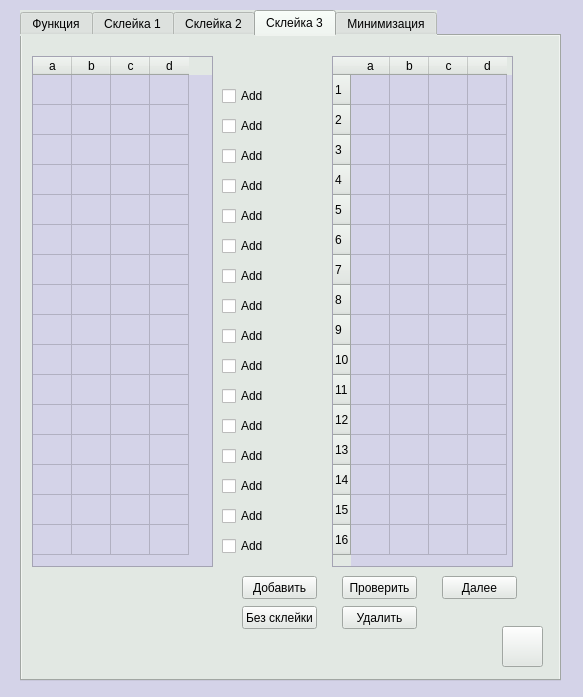
Qt form mainwindow.ui (AlexeyAleksandrov/minimizaciyaMetodomKvainaMacClassky) before a commit.
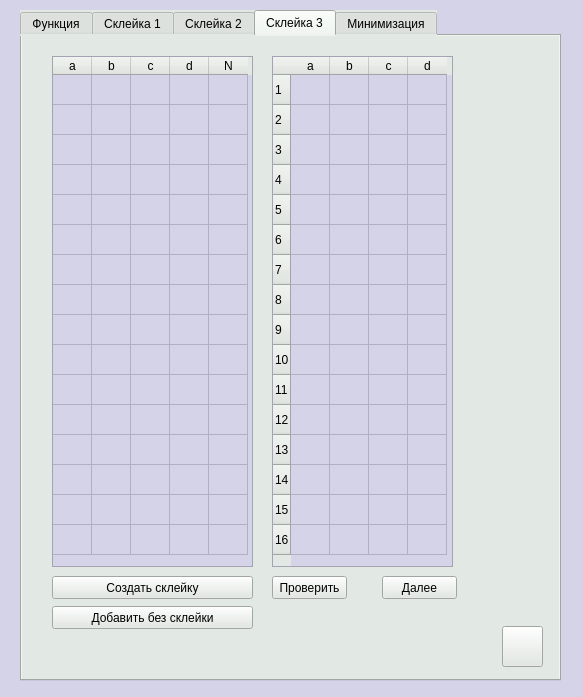
The same form after that commit. The open tabs and pages were chosen to show the change. Icons and pictures are not drawn.

What changed in the file:
```diff
--- a/mainwindow.ui
+++ b/mainwindow.ui
@@ -36,6 +36,12 @@
 
 QPushButton:disabled {
 	color: rgb(179, 179, 179);
+	background-color: rgb(227, 227, 227);
+}
+
+QPushButton:enabled {
+	color: rgb(0, 0, 0);
+	background-color: rgb(255, 255, 255);
 }
 
 QLineEdit {
@@ -1910,9 +1916,9 @@
      <widget class="QTableWidget" name="tableWidget_skleiki_2">
       <property name="geometry">
        <rect>
-        <x>10</x>
+        <x>30</x>
         <y>20</y>
-        <width>181</width>
+        <width>201</width>
         <height>511</height>
        </rect>
       </property>
@@ -2028,11 +2034,16 @@
         <string>d</string>
        </property>
       </column>
+      <column>
+       <property name="text">
+        <string>N</string>
+       </property>
+      </column>
      </widget>
      <widget class="QTableWidget" name="tableWidget_skleiki_3_editing">
       <property name="geometry">
        <rect>
-        <x>310</x>
+        <x>250</x>
         <y>20</y>
         <width>181</width>
         <height>511</height>
@@ -2151,7 +2162,7 @@
      <widget class="QPushButton" name="pushButton_nextStep_onesOnly_3">
       <property name="geometry">
        <rect>
-        <x>420</x>
+        <x>360</x>
         <y>540</y>
         <width>75</width>
         <height>23</height>
@@ -2164,33 +2175,20 @@
      <widget class="QPushButton" name="pushButton_add_skleyki_2">
       <property name="geometry">
        <rect>
-        <x>220</x>
+        <x>30</x>
         <y>540</y>
-        <width>75</width>
+        <width>201</width>
         <height>23</height>
        </rect>
       </property>
       <property name="text">
-       <string>Добавить</string>
-      </property>
-     </widget>
-     <widget class="QPushButton" name="pushButton_clearSkleyki_2">
-      <property name="geometry">
-       <rect>
-        <x>320</x>
-        <y>570</y>
-        <width>75</width>
-        <height>23</height>
-       </rect>
-      </property>
-      <property name="text">
-       <string>Удалить</string>
+       <string>Создать склейку</string>
       </property>
      </widget>
      <widget class="QPushButton" name="pushButton_proverka_skleyki_3_0">
       <property name="geometry">
        <rect>
-        <x>320</x>
+        <x>250</x>
         <y>540</y>
         <width>75</width>
         <height>23</height>
@@ -2200,225 +2198,17 @@
        <string>Проверить</string>
       </property>
      </widget>
-     <widget class="QCheckBox" name="checkBox_skleyka_2_0">
-      <property name="geometry">
-       <rect>
-        <x>200</x>
-        <y>50</y>
-        <width>70</width>
-        <height>20</height>
-       </rect>
-      </property>
-      <property name="text">
-       <string>Add</string>
-      </property>
-     </widget>
-     <widget class="QCheckBox" name="checkBox_skleyka_2_1">
-      <property name="geometry">
-       <rect>
-        <x>200</x>
-        <y>80</y>
-        <width>70</width>
-        <height>20</height>
-       </rect>
-      </property>
-      <property name="text">
-       <string>Add</string>
-      </property>
-     </widget>
-     <widget class="QCheckBox" name="checkBox_skleyka_2_2">
-      <property name="geometry">
-       <rect>
-        <x>200</x>
-        <y>110</y>
-        <width>70</width>
-        <height>20</height>
-       </rect>
-      </property>
-      <property name="text">
-       <string>Add</string>
-      </property>
-     </widget>
-     <widget class="QCheckBox" name="checkBox_skleyka_2_3">
-      <property name="geometry">
-       <rect>
-        <x>200</x>
-        <y>140</y>
-        <width>70</width>
-        <height>20</height>
-       </rect>
-      </property>
-      <property name="text">
-       <string>Add</string>
-      </property>
-     </widget>
-     <widget class="QCheckBox" name="checkBox_skleyka_2_4">
-      <property name="geometry">
-       <rect>
-        <x>200</x>
-        <y>170</y>
-        <width>70</width>
-        <height>20</height>
-       </rect>
-      </property>
-      <property name="text">
-       <string>Add</string>
-      </property>
-     </widget>
-     <widget class="QCheckBox" name="checkBox_skleyka_2_5">
-      <property name="geometry">
-       <rect>
-        <x>200</x>
-        <y>200</y>
-        <width>70</width>
-        <height>20</height>
-       </rect>
-      </property>
-      <property name="text">
-       <string>Add</string>
-      </property>
-     </widget>
-     <widget class="QCheckBox" name="checkBox_skleyka_2_6">
-      <property name="geometry">
-       <rect>
-        <x>200</x>
-        <y>230</y>
-        <width>70</width>
-        <height>20</height>
-       </rect>
-      </property>
-      <property name="text">
-       <string>Add</string>
-      </property>
-     </widget>
-     <widget class="QCheckBox" name="checkBox_skleyka_2_7">
-      <property name="geometry">
-       <rect>
-        <x>200</x>
-        <y>260</y>
-        <width>70</width>
-        <height>20</height>
-       </rect>
-      </property>
-      <property name="text">
-       <string>Add</string>
-      </property>
-     </widget>
-     <widget class="QCheckBox" name="checkBox_skleyka_2_8">
-      <property name="geometry">
-       <rect>
-        <x>200</x>
-        <y>290</y>
-        <width>70</width>
-        <height>20</height>
-       </rect>
-      </property>
-      <property name="text">
-       <string>Add</string>
-      </property>
-     </widget>
-     <widget class="QCheckBox" name="checkBox_skleyka_2_9">
-      <property name="geometry">
-       <rect>
-        <x>200</x>
-        <y>320</y>
-        <width>70</width>
-        <height>20</height>
-       </rect>
-      </property>
-      <property name="text">
-       <string>Add</string>
-      </property>
-     </widget>
-     <widget class="QCheckBox" name="checkBox_skleyka_2_10">
-      <property name="geometry">
-       <rect>
-        <x>200</x>
-        <y>350</y>
-        <width>70</width>
-        <height>20</height>
-       </rect>
-      </property>
-      <property name="text">
-       <string>Add</string>
-      </property>
-     </widget>
-     <widget class="QCheckBox" name="checkBox_skleyka_2_11">
-      <property name="geometry">
-       <rect>
-        <x>200</x>
-        <y>380</y>
-        <width>70</width>
-        <height>20</height>
-       </rect>
-      </property>
-      <property name="text">
-       <string>Add</string>
-      </property>
-     </widget>
-     <widget class="QCheckBox" name="checkBox_skleyka_2_12">
-      <property name="geometry">
-       <rect>
-        <x>200</x>
-        <y>410</y>
-        <width>70</width>
-        <height>20</height>
-       </rect>
-      </property>
-      <property name="text">
-       <string>Add</string>
-      </property>
-     </widget>
-     <widget class="QCheckBox" name="checkBox_skleyka_2_13">
-      <property name="geometry">
-       <rect>
-        <x>200</x>
-        <y>440</y>
-        <width>70</width>
-        <height>20</height>
-       </rect>
-      </property>
-      <property name="text">
-       <string>Add</string>
-      </property>
-     </widget>
-     <widget class="QCheckBox" name="checkBox_skleyka_2_14">
-      <property name="geometry">
-       <rect>
-        <x>200</x>
-        <y>470</y>
-        <width>70</width>
-        <height>20</height>
-       </rect>
-      </property>
-      <property name="text">
-       <string>Add</string>
-      </property>
-     </widget>
-     <widget class="QCheckBox" name="checkBox_skleyka_2_15">
-      <property name="geometry">
-       <rect>
-        <x>200</x>
-        <y>500</y>
-        <width>70</width>
-        <height>20</height>
-       </rect>
-      </property>
-      <property name="text">
-       <string>Add</string>
-      </property>
-     </widget>
      <widget class="QPushButton" name="pushButton_tot_move_to_skeyki_3">
       <property name="geometry">
        <rect>
-        <x>220</x>
+        <x>30</x>
         <y>570</y>
-        <width>75</width>
+        <width>201</width>
         <height>23</height>
        </rect>
       </property>
       <property name="text">
-       <string>Без склейки</string>
+       <string>Добавить без склейки</string>
       </property>
      </widget>
      <widget class="QPushButton" name="pushButton_help_4">
```
Left out of the diff: 543 changed lines with no effect on the pictures.
